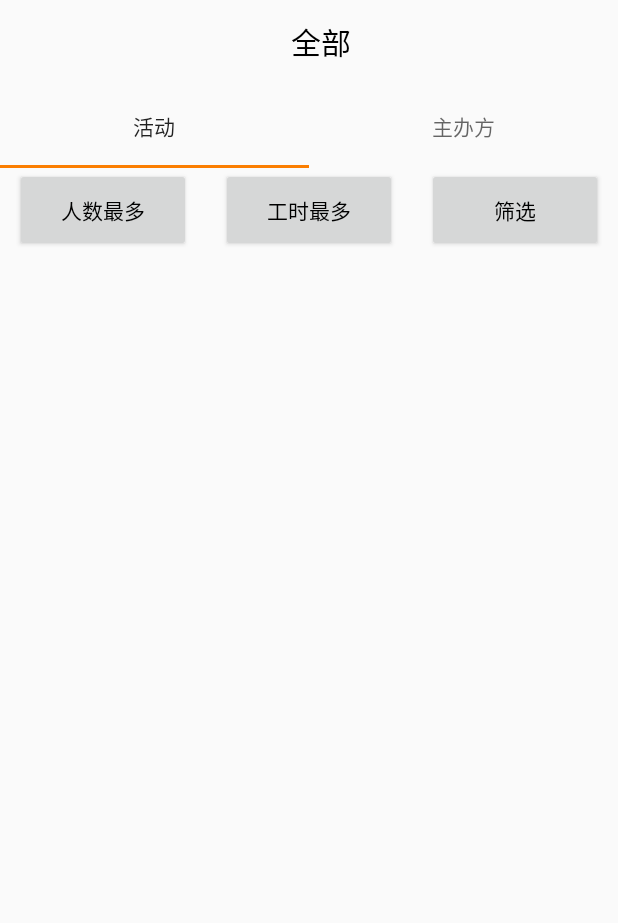
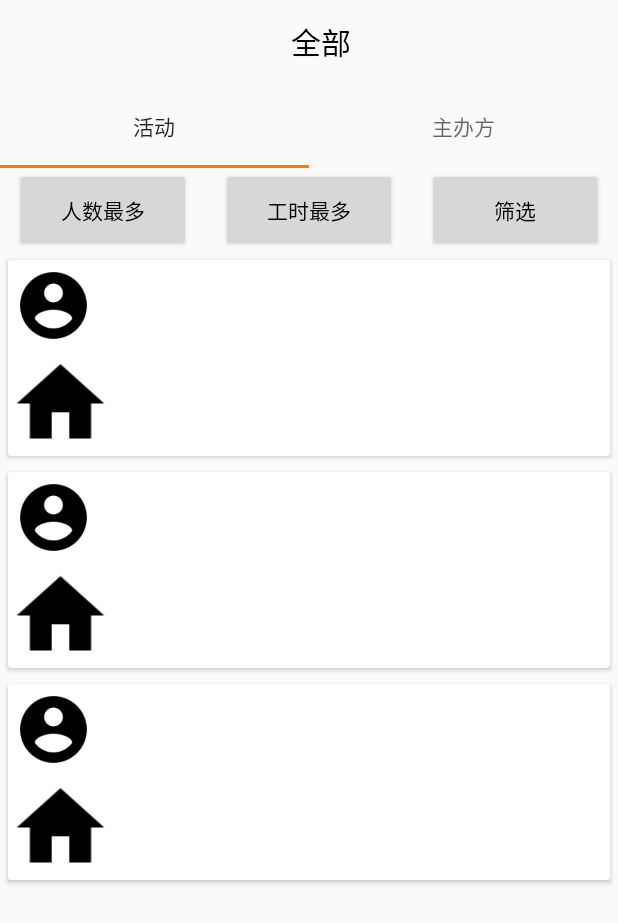
Before and after one commit to FourfireChen/Yw, an Android app: the AllActivity screen opened directly, with no data from a screen before it, on a phone screen of 412 x 824 dp. Shown: the top 923 px of the screen. Run offline under Robolectric (Android 15) with nearby library versions, the phone set to English and light mode, and no system bars; our stand-ins replace ButterKnife, CircleImageView; libraries missing offline, so code that uses them is left out: com.squareup.leakcanary.

Commit message:
all界面列表写完了，下一步是写抽屉

```diff
--- /dev/null
+++ b/app/src/main/java/com/creativecompany/all/ActivitiesListAdapter.java
@@ -0,0 +1,66 @@
+package com.creativecompany.all;
+
+import android.support.v7.widget.RecyclerView;
+import android.view.LayoutInflater;
+import android.view.View;
+import android.view.ViewGroup;
+import android.widget.ImageView;
+import android.widget.TextView;
+
+import com.creativecompany.R;
+import com.creativecompany.data.bean.Activity;
+
+import org.w3c.dom.Text;
+
+import java.util.ArrayList;
+
+import de.hdodenhof.circleimageview.CircleImageView;
+
+/**
+ * Created by 陈钊燚 on 2018/5/6.
+ * QQ 1215638092
+ * Github FourfireChen
+ */
+
+public class ActivitiesListAdapter extends RecyclerView.Adapter<ActivitiesListAdapter.ActivitiesViewHolder> {
+    private ArrayList<Activity> mActivities;
+
+    public ActivitiesListAdapter(ArrayList<Activity> activities) {
+        mActivities = activities;
+    }
+
+    public ActivitiesListAdapter() {
+    }
+
+    @Override
+    public ActivitiesViewHolder onCreateViewHolder(ViewGroup parent, int viewType) {
+        View view = LayoutInflater.from(parent.getContext()).inflate(R.layout.all_act_item_fragment, parent, false);
+        return new ActivitiesViewHolder(view);
+    }
+
+    @Override
+    public void onBindViewHolder(ActivitiesViewHolder holder, int position) {
+    }
+
+    @Override
+    public int getItemCount() {
+        return mActivities == null ? 0 : mActivities.size();
+    }
+
+    public void setActivities(ArrayList<Activity> activities) {
+        mActivities = activities;
+    }
+
+    class ActivitiesViewHolder extends RecyclerView.ViewHolder{
+        private CircleImageView mOrganizerAvator;
+        private TextView title, content;
+        private ImageView mPost;
+        public ActivitiesViewHolder(View itemView) {
+            super(itemView);
+            mOrganizerAvator = itemView.findViewById(R.id.organizer_avator);
+            title = itemView.findViewById(R.id.act_title);
+            content = itemView.findViewById(R.id.act_content);
+            mPost = itemView.findViewById(R.id.act_post);
+        }
+    }
+}
--- a/app/src/main/java/com/creativecompany/all/AllActivityFragment.java
+++ b/app/src/main/java/com/creativecompany/all/AllActivityFragment.java
@@ -3,6 +3,7 @@ package com.creativecompany.all;
 import android.os.Bundle;
 import android.support.annotation.Nullable;
 import android.support.v4.widget.DrawerLayout;
+import android.support.v7.widget.LinearLayoutManager;
 import android.support.v7.widget.RecyclerView;
 import android.view.Gravity;
 import android.view.LayoutInflater;
@@ -13,6 +14,9 @@ import android.widget.Button;
 import com.creativecompany.BaseFragment;
 import com.creativecompany.R;
 import com.creativecompany.all.allContract.IAllView;
+import com.creativecompany.data.bean.Activity;
+
+import java.util.ArrayList;
 
 import butterknife.BindView;
 import butterknife.ButterKnife;
@@ -37,6 +41,9 @@ public class AllActivityFragment extends BaseFragment implements IAllView {
     Unbinder unbinder;
     @BindView(R.id.all_act_drawer)
     DrawerLayout allActDrawer;
+    //临时数据，测试一下而已
+    private ArrayList<Activity> mActivities = new ArrayList<>();
+    private ActivitiesListAdapter mActivitiesListAdapter = new ActivitiesListAdapter();
 
     @Nullable
     @Override
@@ -44,6 +51,14 @@ public class AllActivityFragment extends BaseFragment implements IAllView {
         View view = inflater.inflate(R.layout.all_act_fragment, container, false);
         unbinder = ButterKnife.bind(this, view);
 
+        //临时数据，测试一下而已
+        mActivities.add(new Activity());
+        mActivities.add(new Activity());
+        mActivities.add(new Activity());
+        mActivitiesListAdapter.setActivities(mActivities);
+
+        allList.setAdapter(mActivitiesListAdapter);
+        allList.setLayoutManager(new LinearLayoutManager(getContext()));
         return view;
     }
 
--- /dev/null
+++ b/app/src/main/res/layout/all_act_item_fragment.xml
@@ -0,0 +1,36 @@
+<?xml version="1.0" encoding="utf-8"?>
+<android.support.v7.widget.CardView xmlns:android="http://schemas.android.com/apk/res/android"
+    android:layout_margin="5dp"
+    android:orientation="vertical"
+    android:layout_width="match_parent"
+    android:layout_height="wrap_content">
+    <RelativeLayout
+        android:layout_width="match_parent"
+        android:layout_height="wrap_content">
+        <de.hdodenhof.circleimageview.CircleImageView
+            android:id="@+id/organizer_avator"
+            android:src="@drawable/me_black_36dp"
+            android:layout_margin="5dp"
+            android:layout_width="50dp"
+            android:layout_height="50dp" />
+        <TextView
+            android:id="@+id/act_title"
+            android:layout_marginTop="5dp"
+            android:layout_marginBottom="5dp"
+            android:layout_toRightOf="@id/organizer_avator"
+            android:layout_width="match_parent"
+            android:layout_height="50dp" />
+        <ImageView
+            android:id="@+id/act_post"
+            android:src="@drawable/home_black_36dp"
+            android:layout_below="@id/organizer_avator"
+            android:layout_width="70dp"
+            android:layout_height="70dp" />
+        <TextView
+            android:id="@+id/act_content"
+            android:layout_below="@id/organizer_avator"
+            android:layout_toRightOf="@id/act_post"
+            android:layout_width="match_parent"
+            android:layout_height="70dp" />
+    </RelativeLayout>
+</android.support.v7.widget.CardView>
```
